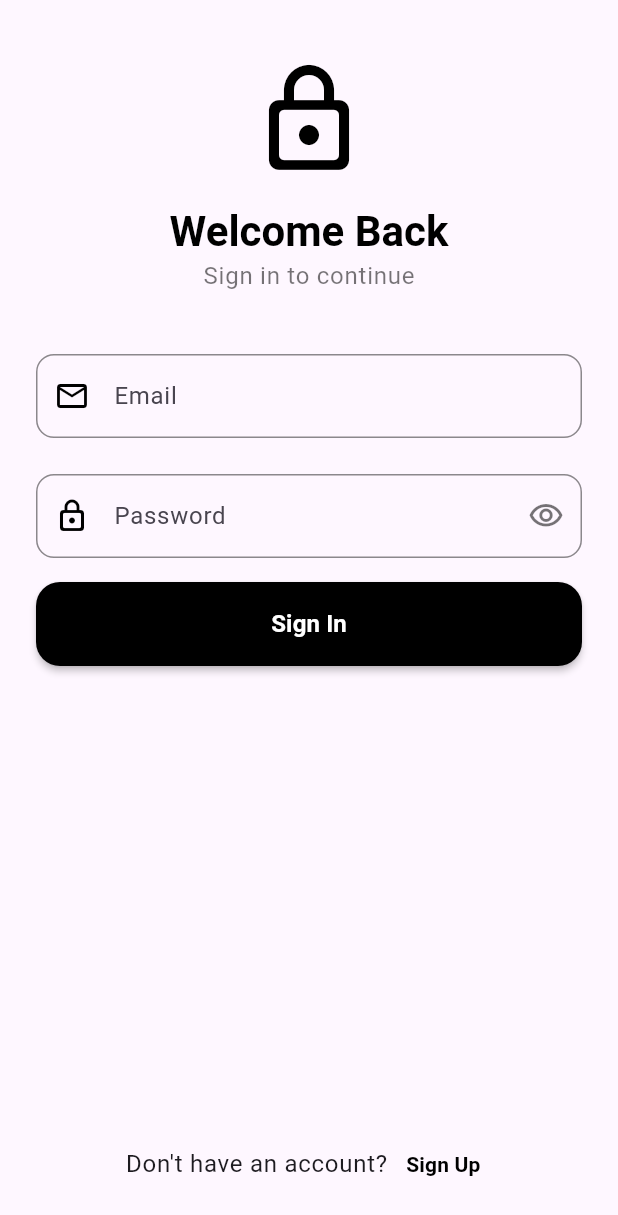
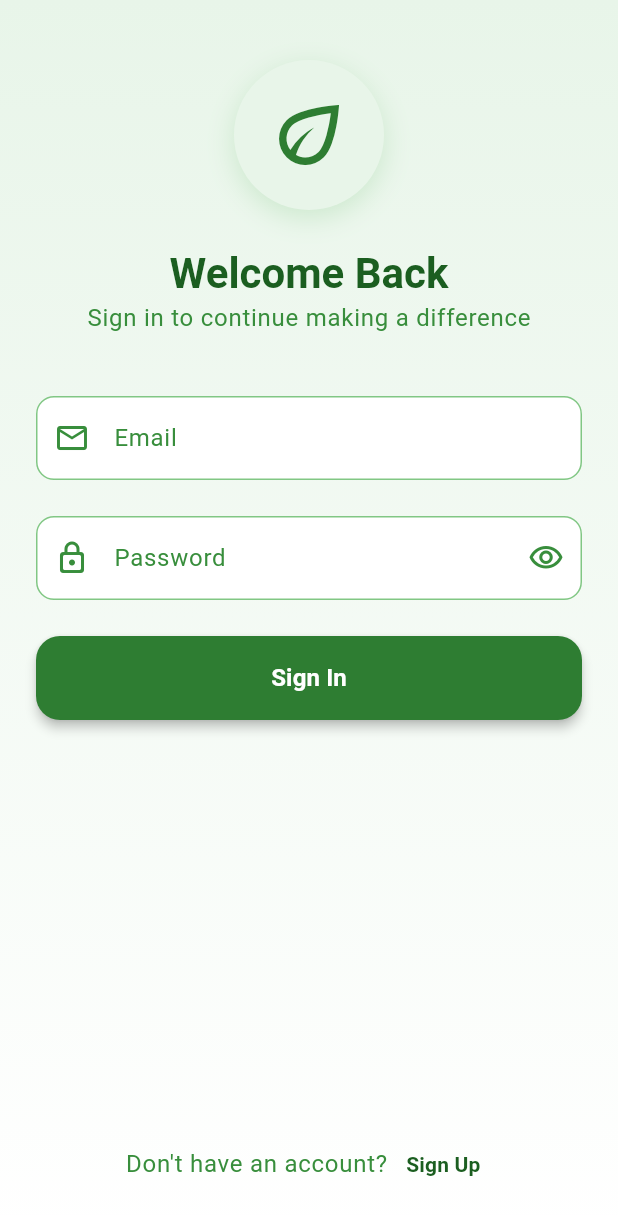
Before and after one commit to ganeswar-velvadapu/env, a Flutter app: the screen it shows after launch, on a phone screen of 412 x 824 dp. Shown: the top 1215 px of the screen. Run offline on Flutter 3.47's test engine with Material 3 defaults, Android fonts, the light colour scheme and no system bars; our stand-ins replace dio, flutter_dotenv, flutter_secure_storage, geocoding, geolocator, go_router; accounts and stored records are empty.

Commit message:
changed colors

```diff
--- a/frontend/lib/screens/login_screen.dart
+++ b/frontend/lib/screens/login_screen.dart
@@ -69,7 +69,7 @@
           ScaffoldMessenger.of(context).showSnackBar(
             SnackBar(
               content: Text(response.data['message'] ?? 'Login successful'),
-              backgroundColor: Colors.black,
+              backgroundColor: const Color(0xFF2E7D32),
               behavior: SnackBarBehavior.floating,
               shape: RoundedRectangleBorder(
                 borderRadius: BorderRadius.circular(10),
@@ -112,7 +112,7 @@
     ScaffoldMessenger.of(context).showSnackBar(
       SnackBar(
         content: Text(message),
-        backgroundColor: isError ? Colors.black : Colors.black87,
+        backgroundColor: isError ? Colors.red.shade800 : const Color(0xFF2E7D32),
         behavior: SnackBarBehavior.floating,
         shape: RoundedRectangleBorder(
           borderRadius: BorderRadius.circular(10),
@@ -129,7 +129,18 @@
     final size = MediaQuery.of(context).size;
 
     return Scaffold(
-      body: SafeArea(
+      body: Container(
+        decoration: const BoxDecoration(
+          gradient: LinearGradient(
+            begin: Alignment.topCenter,
+            end: Alignment.bottomCenter,
+            colors: [
+              Color(0xFFE8F5E9),
+              Colors.white,
+            ],
+          ),
+        ),
+        child: SafeArea(
           child: FadeTransition(
             opacity: _fadeAnimation,
             child: SingleChildScrollView(
@@ -140,23 +151,37 @@
                   children: [
                     const SizedBox(height: 40),
                     // Logo and title
-                  Icon(
-                    Icons.lock_outline_rounded,
-                    size: 80,
-                    color: Colors.black,
+                    Container(
+                      padding: const EdgeInsets.all(20),
+                      decoration: BoxDecoration(
+                        color: const Color(0xFFE8F5E9),
+                        borderRadius: BorderRadius.circular(100),
+                        boxShadow: [
+                          BoxShadow(
+                            color: const Color(0xFF81C784).withOpacity(0.3),
+                            blurRadius: 15,
+                            offset: const Offset(0, 5),
                           ),
-                  const SizedBox(height: 16),
+                        ],
+                      ),
+                      child: Icon(
+                        Icons.eco_outlined,
+                        size: 60,
+                        color: const Color(0xFF2E7D32),
+                      ),
+                    ),
+                    const SizedBox(height: 24),
                     Text(
                       'Welcome Back',
                       style: theme.textTheme.headlineMedium?.copyWith(
                         fontWeight: FontWeight.bold,
-                      color: Colors.black,
+                        color: const Color(0xFF1B5E20),
                       ),
                     ),
                     Text(
-                    'Sign in to continue',
+                      'Sign in to continue making a difference',
                       style: theme.textTheme.bodyLarge?.copyWith(
-                      color: Colors.black54,
+                        color: const Color(0xFF388E3C),
                       ),
                     ),
                     const SizedBox(height: 40),
@@ -182,7 +207,7 @@
                               hintText: 'your.email@example.com',
                               prefixIcon: Icon(
                                 Icons.email_outlined,
-                              color: Colors.black,
+                                color: const Color(0xFF388E3C),
                               ),
                               border: OutlineInputBorder(
                                 borderRadius: BorderRadius.circular(12),
@@ -190,15 +215,20 @@
                               enabledBorder: OutlineInputBorder(
                                 borderRadius: BorderRadius.circular(12),
                                 borderSide: BorderSide(
-                                color: Colors.black45,
+                                  color: const Color(0xFF81C784),
                                 ),
                               ),
                               focusedBorder: OutlineInputBorder(
                                 borderRadius: BorderRadius.circular(12),
                                 borderSide: BorderSide(
-                                color: Colors.black,
+                                  color: const Color(0xFF2E7D32),
                                   width: 2,
                                 ),
+                              ),
+                              filled: true,
+                              fillColor: Colors.white,
+                              labelStyle: TextStyle(
+                                color: const Color(0xFF388E3C),
                               ),
                             ),
                           ),
@@ -218,12 +248,12 @@
                               hintText: '••••••••',
                               prefixIcon: Icon(
                                 Icons.lock_outline_rounded,
-                              color: Colors.black,
+                                color: const Color(0xFF388E3C),
                               ),
                               suffixIcon: IconButton(
                                 icon: Icon(
                                   _obscurePassword ? Icons.visibility_outlined : Icons.visibility_off_outlined,
-                                color: Colors.black54,
+                                  color: const Color(0xFF388E3C),
                                 ),
                                 onPressed: () {
                                   setState(() {
@@ -237,20 +267,24 @@
                               enabledBorder: OutlineInputBorder(
                                 borderRadius: BorderRadius.circular(12),
                                 borderSide: BorderSide(
-                                color: Colors.black45,
+                                  color: const Color(0xFF81C784),
                                 ),
                               ),
                               focusedBorder: OutlineInputBorder(
                                 borderRadius: BorderRadius.circular(12),
                                 borderSide: BorderSide(
-                                color: Colors.black,
+                                  color: const Color(0xFF2E7D32),
                                   width: 2,
                                 ),
                               ),
+                              filled: true,
+                              fillColor: Colors.white,
+                              labelStyle: TextStyle(
+                                color: const Color(0xFF388E3C),
                               ),
                             ),
-                        const SizedBox(height: 16),
-
+                          ),
+                          const SizedBox(height: 24),
                           // Login button
                           SizedBox(
                             width: double.infinity,
@@ -258,12 +292,12 @@
                             child: ElevatedButton(
                               onPressed: _isLoading ? null : _login,
                               style: ElevatedButton.styleFrom(
-                              backgroundColor: Colors.black,
+                                backgroundColor: const Color(0xFF2E7D32),
                                 foregroundColor: Colors.white,
                                 shape: RoundedRectangleBorder(
                                   borderRadius: BorderRadius.circular(16),
                                 ),
-                              elevation: 2,
+                                elevation: 3,
                               ),
                               child: _isLoading
                                   ? SizedBox(
@@ -295,7 +329,9 @@
                         children: [
                           Text(
                             "Don't have an account? ",
-                          style: theme.textTheme.bodyLarge,
+                            style: theme.textTheme.bodyLarge?.copyWith(
+                              color: const Color(0xFF388E3C),
+                            ),
                           ),
                           TextButton(
                             onPressed: () {
@@ -303,14 +339,14 @@
                               context.go('/signup');
                             },
                             style: TextButton.styleFrom(
-                            foregroundColor: Colors.black,
+                              foregroundColor: const Color(0xFF1B5E20),
                               padding: const EdgeInsets.symmetric(horizontal: 8),
                             ),
                             child: Text(
                               'Sign Up',
                               style: TextStyle(
                                 fontWeight: FontWeight.bold,
-                              color: Colors.black,
+                                color: const Color(0xFF1B5E20),
                               ),
                             ),
                           ),
@@ -323,6 +359,7 @@
             ),
           ),
         ),
+      ),
     );
   }
 }
```
Lines whose indentation alone changed are shown as unchanged.
